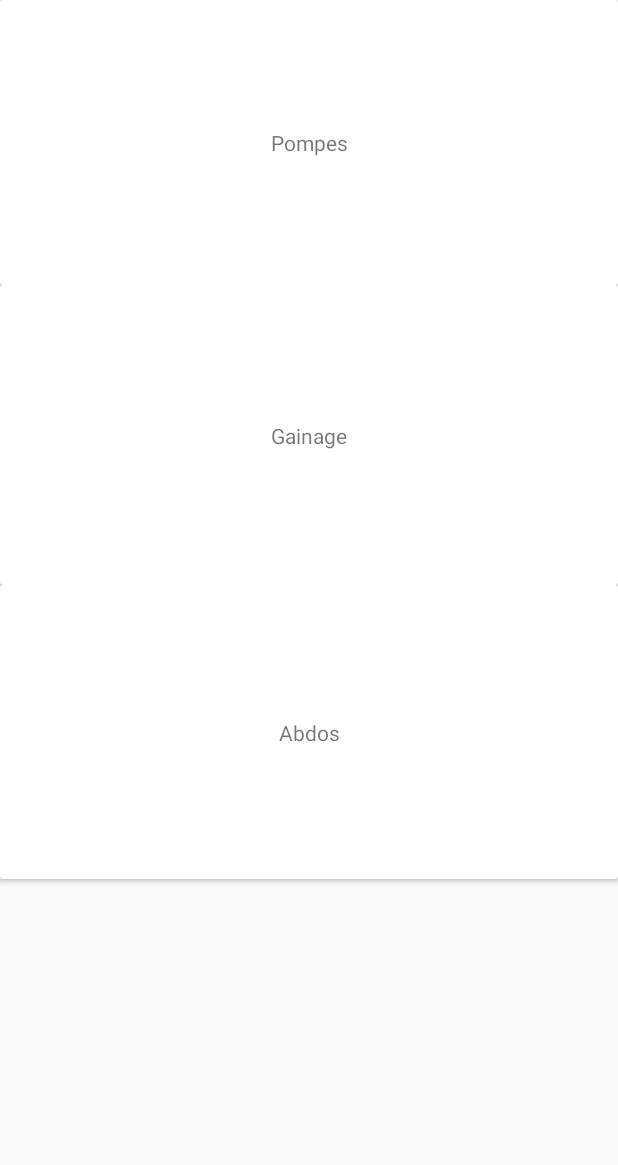
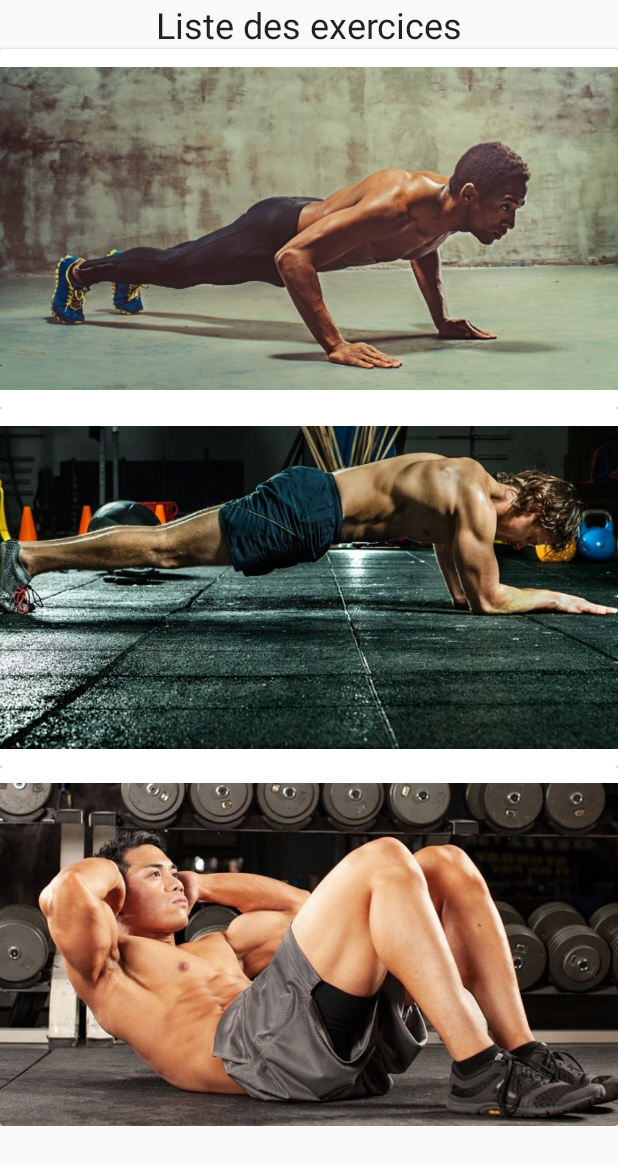
Before and after one commit to MagicFame/CaptionThis, an Android app: the layout list_exercices.xml on its own in the app's theme, with its tools: preview values and no code run, on a phone screen of 412 x 824 dp. Shown: the top 1165 px of the screen. Run offline under Robolectric (Android 15) with nearby library versions, the phone set to English and light mode, and no system bars.

Commit message:
Add graphic images and modification of menu

```diff
--- a/app/src/main/java/com/magicfame/captionthis/HomeActivity.java
+++ b/app/src/main/java/com/magicfame/captionthis/HomeActivity.java
@@ -27,7 +27,7 @@ public class HomeActivity extends AppCompatActivity {
 
     public void addActionButton() {
         // Just an exercice option
-        findViewById(R.id.button_exercice).setOnClickListener(new View.OnClickListener() {
+        findViewById(R.id.imageView10).setOnClickListener(new View.OnClickListener() {
             @Override
             public void onClick(View view) {
                 Intent intent = new Intent(HomeActivity.this, ListExercice.class);
@@ -42,7 +42,7 @@ public class HomeActivity extends AppCompatActivity {
         });
 
         // Profile option
-        findViewById(R.id.button_profile).setOnClickListener(new View.OnClickListener() {
+        findViewById(R.id.imageView7).setOnClickListener(new View.OnClickListener() {
             @Override
             public void onClick(View view) {
                 Intent intent = new Intent(HomeActivity.this, Profile.class);
--- a/app/src/main/java/com/magicfame/captionthis/ListExercice.java
+++ b/app/src/main/java/com/magicfame/captionthis/ListExercice.java
@@ -14,6 +14,7 @@ public class ListExercice extends AppCompatActivity {
     @Override
     protected void onCreate(Bundle savedInstanceState) {
         super.onCreate(savedInstanceState);
+        getSupportActionBar().hide();
         setContentView(R.layout.list_exercices);
         user = (User) getIntent().getSerializableExtra("User");
         define();
--- a/app/src/main/res/layout/list_exercices.xml
+++ b/app/src/main/res/layout/list_exercices.xml
@@ -1,68 +1,85 @@
 <?xml version="1.0" encoding="utf-8"?>
-<LinearLayout xmlns:android="http://schemas.android.com/apk/res/android"
+<ScrollView
+    xmlns:android="http://schemas.android.com/apk/res/android"
     xmlns:app="http://schemas.android.com/apk/res-auto"
     xmlns:tools="http://schemas.android.com/tools"
+    android:layout_width="fill_parent"
+    android:layout_height="fill_parent">
+    <LinearLayout
         android:orientation="vertical" android:layout_width="match_parent"
     android:layout_height="match_parent">
 
+        <TextView
+            android:id="@+id/textView2"
+            android:layout_width="match_parent"
+            android:layout_height="wrap_content"
+            android:gravity="center"
+            android:text="Liste des exercices"
+            android:textAppearance="@style/TextAppearance.AppCompat.Large"
+            android:textSize="24sp" />
+
         <androidx.cardview.widget.CardView
             android:layout_width="match_parent"
-        android:layout_height="190dp" >
+            android:layout_height="239dp">
 
             <androidx.constraintlayout.widget.ConstraintLayout
+                android:id="@+id/card_view"
                 android:layout_width="match_parent"
-            android:layout_height="match_parent"
-            android:id="@+id/card_view">
+                android:layout_height="match_parent">
 
-            <TextView
-                android:id="@+id/textView5"
+                <ImageView
+                    android:id="@+id/imageView4"
                     android:layout_width="wrap_content"
                     android:layout_height="wrap_content"
-                android:text="Pompes"
                     app:layout_constraintBottom_toBottomOf="parent"
                     app:layout_constraintEnd_toEndOf="parent"
+                    app:layout_constraintHorizontal_bias="1.0"
                     app:layout_constraintStart_toStartOf="parent"
-                app:layout_constraintTop_toTopOf="parent" />
+                    app:layout_constraintTop_toTopOf="parent"
+                    app:srcCompat="@drawable/pompes" />
+
             </androidx.constraintlayout.widget.ConstraintLayout>
         </androidx.cardview.widget.CardView>
 
         <androidx.cardview.widget.CardView
             android:layout_width="match_parent"
-        android:layout_height="200dp">
+            android:layout_height="239dp">
 
             <androidx.constraintlayout.widget.ConstraintLayout
                 android:layout_width="match_parent"
                 android:layout_height="match_parent">
 
-            <TextView
-                android:id="@+id/textView6"
+                <ImageView
+                    android:id="@+id/imageView5"
                     android:layout_width="wrap_content"
                     android:layout_height="wrap_content"
-                android:text="Gainage"
                     app:layout_constraintBottom_toBottomOf="parent"
-                app:layout_constraintEnd_toEndOf="parent"
                     app:layout_constraintStart_toStartOf="parent"
-                app:layout_constraintTop_toTopOf="parent" />
+                    app:layout_constraintTop_toTopOf="parent"
+                    app:srcCompat="@drawable/gainage" />
+
             </androidx.constraintlayout.widget.ConstraintLayout>
         </androidx.cardview.widget.CardView>
 
         <androidx.cardview.widget.CardView
             android:layout_width="match_parent"
-        android:layout_height="196dp">
+            android:layout_height="239dp">
 
             <androidx.constraintlayout.widget.ConstraintLayout
                 android:layout_width="match_parent"
                 android:layout_height="match_parent">
 
-            <TextView
-                android:id="@+id/textView7"
-                android:layout_width="wrap_content"
-                android:layout_height="wrap_content"
-                android:text="Abdos"
+                <ImageView
+                    android:id="@+id/imageView6"
+                    android:layout_width="459dp"
+                    android:layout_height="261dp"
                     app:layout_constraintBottom_toBottomOf="parent"
                     app:layout_constraintEnd_toEndOf="parent"
                     app:layout_constraintStart_toStartOf="parent"
-                app:layout_constraintTop_toTopOf="parent" />
+                    app:layout_constraintTop_toTopOf="parent"
+                    app:layout_constraintVertical_bias="0.0"
+                    app:srcCompat="@drawable/abdos" />
             </androidx.constraintlayout.widget.ConstraintLayout>
         </androidx.cardview.widget.CardView>
     </LinearLayout>
+</ScrollView>
```
Also changed, not shown: app/src/main/java/com/magicfame/captionthis/CameraActivity.java (+6 -2 lines), app/src/main/res/layout/menu.xml (+91 -22 lines), app/src/main/res/layout/profile.xml (+7 -0 lines), app/src/main/res/drawable/abdos.png (added), app/src/main/res/drawable/exercice.png (added), app/src/main/res/drawable/gainage.png (added), app/src/main/res/drawable/pompes.png (added), app/src/main/res/drawable/profile.png (added), 2 other files. Lines whose indentation alone changed are shown as unchanged.
